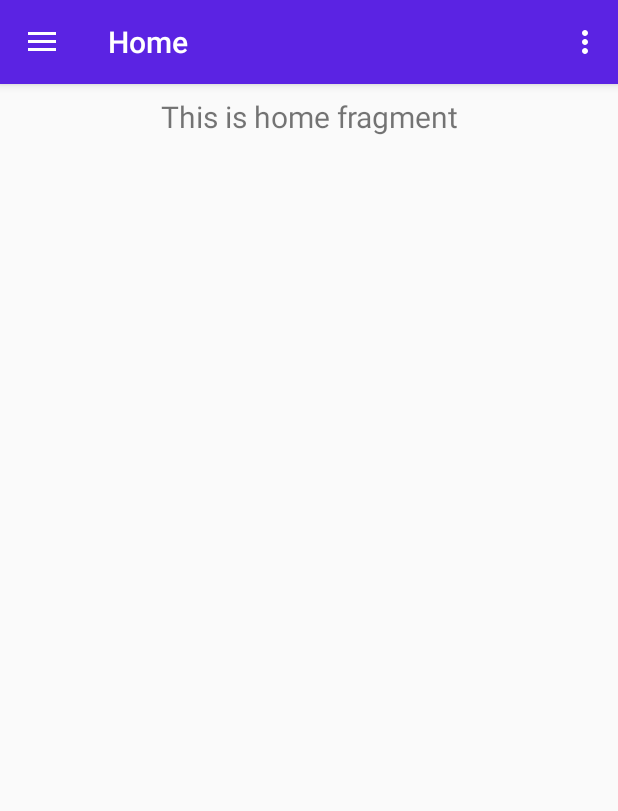
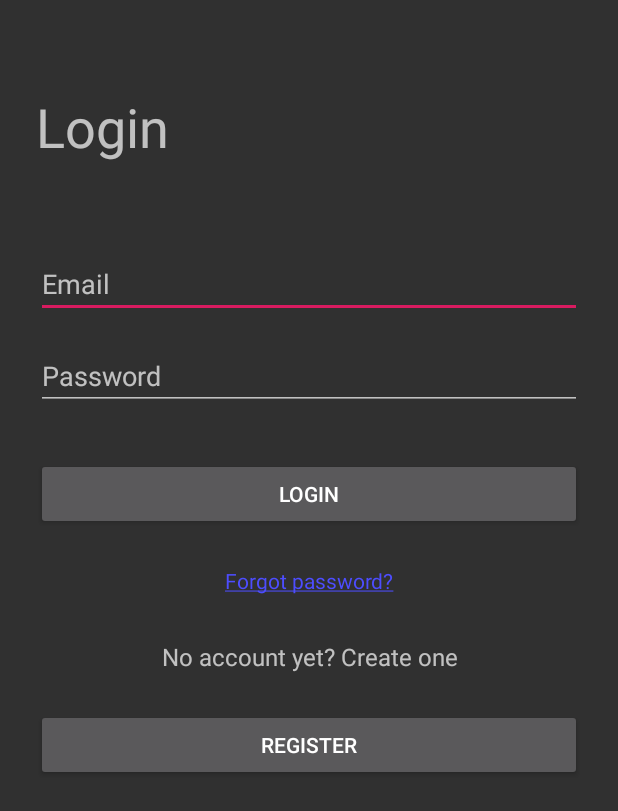
Before and after one commit to MNK144/Fill_Your_Fitness, an Android app: the screen it shows after launch (MainActivity before the commit, LoginActivity after it), on a phone screen of 412 x 824 dp. Shown: the top 811 px of the screen. Run offline under Robolectric (Android 15) with nearby library versions, the phone set to English and light mode, and no system bars; our stand-ins replace Firebase (no records; nobody signed in at launch, a user with empty details on screens opened directly), navigation-ui.

Commit message:
Last Commit 23/02/2020 22:31PM

```diff
--- a/app/build.gradle
+++ b/app/build.gradle
@@ -1,4 +1,5 @@
 apply plugin: 'com.android.application'
+apply plugin: 'com.google.gms.google-services'
 
 android {
     compileSdkVersion 29
@@ -28,6 +29,7 @@ dependencies {
     implementation 'androidx.navigation:navigation-fragment:2.0.0'
     implementation 'androidx.navigation:navigation-ui:2.0.0'
     implementation 'androidx.lifecycle:lifecycle-extensions:2.0.0'
+    implementation 'com.google.firebase:firebase-auth:16.0.5'
     testImplementation 'junit:junit:4.12'
     androidTestImplementation 'androidx.test:runner:1.2.0'
     androidTestImplementation 'androidx.test.espresso:espresso-core:3.2.0'
--- a/app/src/main/AndroidManifest.xml
+++ b/app/src/main/AndroidManifest.xml
@@ -9,6 +9,8 @@
         android:roundIcon="@mipmap/ic_launcher_round"
         android:supportsRtl="true"
         android:theme="@style/AppTheme">
+        <activity android:name=".RegisterActivity"></activity>
+        <activity android:name=".LoginActivity" />
         <activity
             android:name=".MainActivity"
             android:label="@string/app_name"
--- /dev/null
+++ b/app/src/main/java/com/manank/gymapp/LoginActivity.java
@@ -0,0 +1,73 @@
+package com.manank.gymapp;
+
+import androidx.annotation.NonNull;
+import androidx.appcompat.app.AppCompatActivity;
+
+import android.content.Intent;
+import android.os.Bundle;
+import android.util.Log;
+import android.view.View;
+import android.widget.Button;
+import android.widget.EditText;
+import android.widget.Toast;
+
+import com.google.android.gms.tasks.OnCompleteListener;
+import com.google.android.gms.tasks.Task;
+import com.google.firebase.auth.AuthResult;
+
+import com.google.firebase.auth.FirebaseAuth;
+import com.google.firebase.auth.FirebaseUser;
+
+
+public class LoginActivity extends AppCompatActivity {
+    private FirebaseAuth mAuth;
+    @Override
+    protected void onCreate(Bundle savedInstanceState) {
+        super.onCreate(savedInstanceState);
+        setContentView(R.layout.activity_login);
+        mAuth = FirebaseAuth.getInstance();
+        Button login,reg;
+        login = findViewById(R.id.login);
+        reg = findViewById(R.id.register);
+        final EditText email = findViewById(R.id.username);
+        final EditText password = findViewById(R.id.password);
+        login.setOnClickListener(new View.OnClickListener() {
+            @Override
+            public void onClick(View view) {
+                String em = email.getText().toString();
+                String ps = password.getText().toString();
+                if(em.equals("") || ps.equals("")){
+                    Toast.makeText(getApplicationContext(), "All fields must be filled",Toast.LENGTH_LONG).show();
+                }else{
+                    checkLogin(em,ps);
+                }
+            }
+        });
+        reg.setOnClickListener(new View.OnClickListener() {
+            @Override
+            public void onClick(View view) {
+                Intent i = new Intent(getApplicationContext(),RegisterActivity.class);
+                startActivity(i);
+            }
+        });
+    }
+    private void checkLogin(String e,String p)
+    {
+        mAuth.signInWithEmailAndPassword(e, p)
+                .addOnCompleteListener(this, new OnCompleteListener<AuthResult>() {
+                    @Override
+                    public void onComplete(@NonNull Task<AuthResult> task) {
+                        if (task.isSuccessful()) {
+                            FirebaseUser user = mAuth.getCurrentUser();
+                            Toast.makeText(getApplicationContext(), "Login Successful",Toast.LENGTH_LONG).show();
+                            Intent i = new Intent(getApplicationContext(),MainActivity.class);
+                            i.putExtra("login",true);
+                            startActivity(i);
+                            finish();
+                        } else {
+                            Toast.makeText(getApplicationContext(), "Login Failed",Toast.LENGTH_LONG).show();
+                        }
+                    }
+                });
+    }
+}
--- a/app/src/main/java/com/manank/gymapp/MainActivity.java
+++ b/app/src/main/java/com/manank/gymapp/MainActivity.java
@@ -1,5 +1,6 @@
 package com.manank.gymapp;
 
+import android.content.Intent;
 import android.os.Bundle;
 
 import androidx.navigation.NavController;
@@ -24,6 +25,13 @@ public class MainActivity extends AppCompatActivity {
     protected void onCreate(Bundle savedInstanceState) {
         super.onCreate(savedInstanceState);
         setContentView(R.layout.activity_main);
+
+        //TEST
+        if(!(getIntent().getBooleanExtra("login",false))) {
+            Intent i = new Intent(getApplicationContext(), LoginActivity.class);
+            startActivity(i);
+            this.finish();
+        }
         Toolbar toolbar = findViewById(R.id.toolbar);
         setSupportActionBar(toolbar);
         DrawerLayout drawer = findViewById(R.id.drawer_layout);
--- /dev/null
+++ b/app/src/main/res/layout/activity_login.xml
@@ -0,0 +1,79 @@
+<?xml version="1.0" encoding="utf-8"?>
+<RelativeLayout xmlns:android="http://schemas.android.com/apk/res/android"
+    android:layout_width="fill_parent"
+    android:layout_height="fill_parent"
+    android:fitsSystemWindows="true">
+
+    <LinearLayout
+        android:layout_width="match_parent"
+        android:layout_height="wrap_content"
+        android:orientation="vertical"
+        android:paddingLeft="24dp"
+        android:paddingTop="60dp"
+        android:paddingRight="24dp">
+
+        <TextView
+            android:id="@+id/txtregister"
+            android:layout_width="wrap_content"
+            android:layout_height="wrap_content"
+            android:layout_centerHorizontal="true"
+            android:layout_marginBottom="50dp"
+            android:text="Login"
+            android:textSize="36dp" />
+
+        <EditText
+            android:id="@+id/username"
+            android:layout_width="match_parent"
+            android:layout_height="wrap_content"
+            android:layout_marginTop="8dp"
+            android:layout_marginBottom="8dp"
+            android:hint="Email"
+            android:inputType="textEmailAddress" />
+
+        <EditText
+            android:id="@+id/password"
+            android:layout_width="match_parent"
+            android:layout_height="wrap_content"
+            android:layout_marginTop="8dp"
+            android:layout_marginBottom="8dp"
+            android:hint="Password"
+            android:inputType="textPassword" />
+
+        <Button
+            android:id="@+id/login"
+            android:layout_width="fill_parent"
+            android:layout_height="wrap_content"
+            android:layout_marginTop="24dp"
+            android:layout_marginBottom="24dp"
+            android:padding="12dp"
+            android:text="Login" />
+
+        <TextView
+            android:id="@+id/btnForgot"
+            android:layout_width="fill_parent"
+            android:layout_height="wrap_content"
+            android:gravity="center"
+            android:text="@string/forgot"
+            android:textColor="#4d4dff" />
+
+
+        <TextView
+            android:layout_width="fill_parent"
+            android:layout_height="wrap_content"
+            android:layout_marginBottom="24dp"
+            android:gravity="center"
+            android:paddingTop="30dp"
+            android:text="No account yet? Create one"
+            android:textSize="16dip" />
+
+        <Button
+            android:id="@+id/register"
+            android:layout_width="fill_parent"
+            android:layout_height="wrap_content"
+            android:layout_marginBottom="24dp"
+            android:padding="12dp"
+            android:text="Register" />
+
+
+    </LinearLayout>
+</RelativeLayout>
--- a/app/src/main/res/values/strings.xml
+++ b/app/src/main/res/values/strings.xml
@@ -13,4 +13,6 @@
     <string name="menu_tools">Tools</string>
     <string name="menu_share">Share</string>
     <string name="menu_send">Send</string>
+
+    <string name="forgot"><u>Forgot password?</u></string>
 </resources>
--- a/app/src/main/res/values/styles.xml
+++ b/app/src/main/res/values/styles.xml
@@ -1,7 +1,7 @@
 <resources>
 
     <!-- Base application theme. -->
-    <style name="AppTheme" parent="Theme.AppCompat.Light.DarkActionBar">
+    <style name="AppTheme" parent="Theme.AppCompat.NoActionBar">
         <!-- Customize your theme here. -->
         <item name="colorPrimary">@color/colorPrimary</item>
         <item name="colorPrimaryDark">@color/colorPrimaryDark</item>
--- a/build.gradle
+++ b/build.gradle
@@ -8,6 +8,7 @@ buildscript {
     }
     dependencies {
         classpath 'com.android.tools.build:gradle:3.5.0'
+        classpath 'com.google.gms:google-services:4.2.0'
 
         // NOTE: Do not place your application dependencies here; they belong
         // in the individual module build.gradle files
```
Also changed, not shown: app/src/main/java/com/manank/gymapp/RegisterActivity.java (added, +81 -0 lines), app/src/main/res/layout/activity_register.xml (added, +64 -0 lines).
